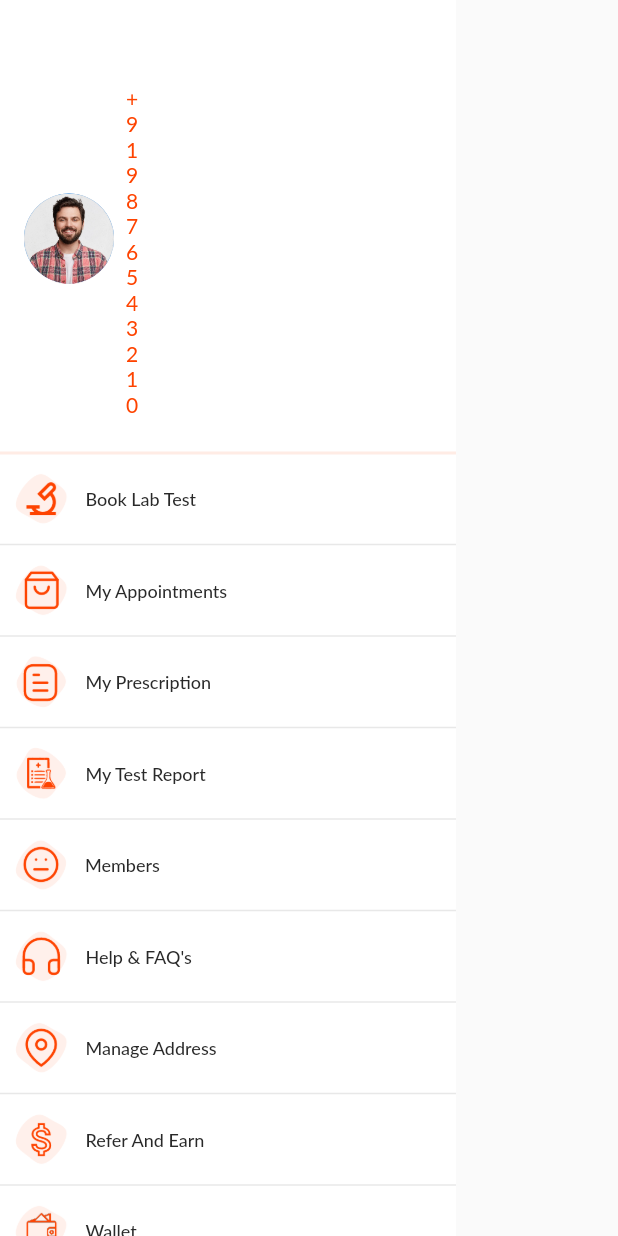
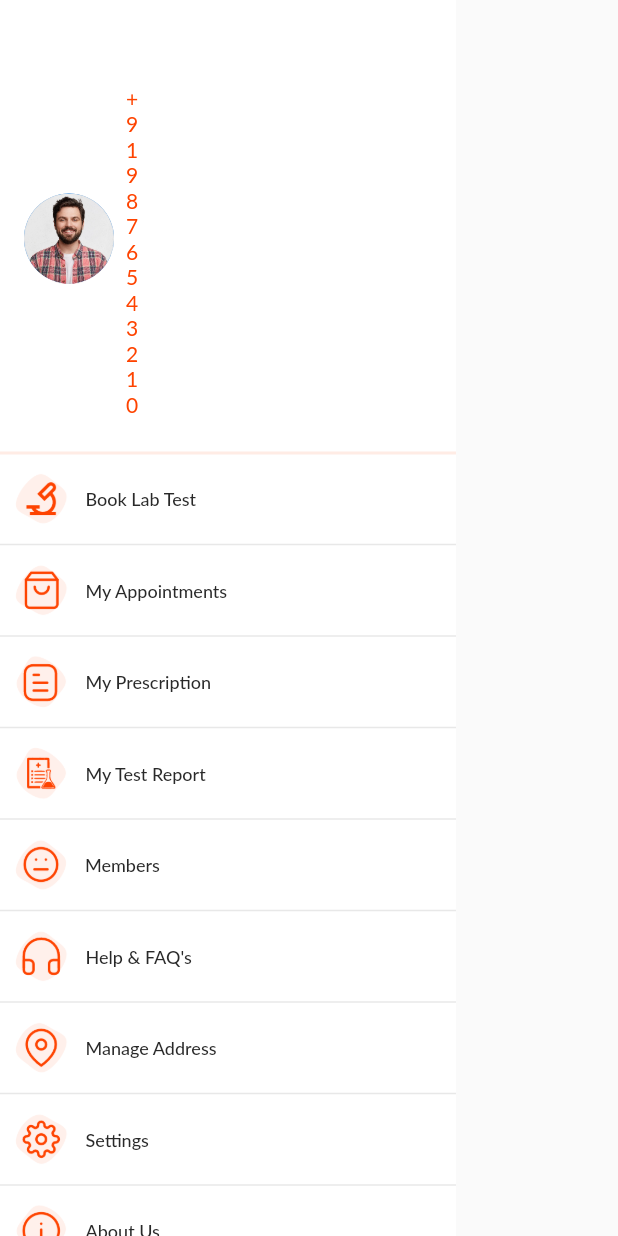
Before and after one commit to codefencers-git/oyo-lab, a Flutter app: the DrawerWidget widget shown alone on an empty page, opened directly with empty values, on a phone screen of 412 x 824 dp. Run offline on Flutter 3.47's test engine with Material 2 defaults, Android fonts, the phone set to English and light mode, and no system bars; our stand-ins replace carousel_slider, dotted_border, firebase_core, firebase_messaging, flutter_easyloading, flutter_rating_bar and 5 more; missing offline and left inert: google_place; accounts and stored records are empty; network calls fail.

Commit message:
update member homepage drawer lab test detail

```diff
--- a/lib/screens/Drawer/Member/update_member.dart
+++ b/lib/screens/Drawer/Member/update_member.dart
@@ -102,7 +102,7 @@ class _UpdateNewMemberScreenState extends State<UpdateNewMemberScreen> {
                 isObscureText: false,
                 keyboardType: TextInputType.number,
                 validator: validation!.phoneNumverValidation,
-                hintText: 'key_phone_number.tr',
+                hintText: 'key_phone_number'.tr,
                 iconData: "assets/icons/icon-phone.png",
                 onIconTap: () {},
               ),
--- a/lib/screens/home/Drawer screen/drawer_sceen.dart
+++ b/lib/screens/home/Drawer screen/drawer_sceen.dart
@@ -6,15 +6,14 @@ import 'package:oyo_labs/screens/home/Drawer%20screen/logout_controller.dart';
 import 'package:oyo_labs/themedata.dart';
 
 class DrawerWidget extends StatelessWidget {
-   DrawerWidget({
+  DrawerWidget({
     Key? key,
     required this.width,
   }) : super(key: key);
 
   final double width;
 
-
-    var logoutController = Get.put(LogoutController());
+  var logoutController = Get.put(LogoutController());
 
   @override
   Widget build(BuildContext context) {
@@ -85,20 +84,20 @@ class DrawerWidget extends StatelessWidget {
                   tileLabel: 'key_manage_address'.tr,
                   tileIconPath: "assets/icons/icon_location.png",
                 ),
-                _buildDrawerListTile(
-                  onTileTap: () {
-                    Get.toNamed(Routes.referandEarnScreen);
-                  },
-                  tileLabel: 'key_refer_n_earn'.tr,
-                  tileIconPath: "assets/icons/icon-dollor.png",
-                ),
-                _buildDrawerListTile(
-                  onTileTap: () {
-                    Get.toNamed(Routes.walletScreen);
-                  },
-                  tileLabel: 'key_wallet'.tr,
-                  tileIconPath: "assets/icons/icon-wallet.png",
-                ),
+                // _buildDrawerListTile(
+                //   onTileTap: () {
+                //     Get.toNamed(Routes.referandEarnScreen);
+                //   },
+                //   tileLabel: 'key_refer_n_earn'.tr,
+                //   tileIconPath: "assets/icons/icon-dollor.png",
+                // ),
+                // _buildDrawerListTile(
+                //   onTileTap: () {
+                //     Get.toNamed(Routes.walletScreen);
+                //   },
+                //   tileLabel: 'key_wallet'.tr,
+                //   tileIconPath: "assets/icons/icon-wallet.png",
+                // ),
                 _buildDrawerListTile(
                   onTileTap: () {
                     Get.toNamed(Routes.settingScreen);
@@ -140,7 +139,6 @@ class DrawerWidget extends StatelessWidget {
     );
   }
 
-
   Column _buildDrawerListTile({
     String tileLabel = "",
     String tileIconPath = "",
@@ -177,7 +175,6 @@ class DrawerWidget extends StatelessWidget {
       ],
     );
   }
-
 
   InkWell _buildProfileWidget({
     VoidCallback? onTap,
--- a/lib/screens/home/home_page.dart
+++ b/lib/screens/home/home_page.dart
@@ -4,7 +4,7 @@ import 'package:carousel_slider/carousel_slider.dart';
 import 'package:flutter/material.dart';
 import 'package:get/get.dart';
 import 'package:oyo_labs/routes.dart';
-import 'package:oyo_labs/screens/home/imagebottomsheet.dart';
+
 import 'package:oyo_labs/screens/home/Drawer%20screen/drawer_sceen.dart';
 import 'package:oyo_labs/themedata.dart';
 import 'package:oyo_labs/widgets/appbar/homepage_appbar.dart';
@@ -22,7 +22,6 @@ class _HomePageState extends State<HomePage> {
   int _current = 0;
   final CarouselController _controller = CarouselController();
   DashboardController dashboardController = Get.find<DashboardController>();
-
 
   final List<String> imgList = [
     'assets/images/home-page-slider.png',
--- a/lib/screens/laboratory/all lab test/lab_test_detail.dart
+++ b/lib/screens/laboratory/all lab test/lab_test_detail.dart
@@ -1,7 +1,6 @@
 import 'package:flutter/material.dart';
 import 'package:flutter_rating_bar/flutter_rating_bar.dart';
 import 'package:get/get.dart';
-import 'package:oyo_labs/screens/laboratory/all%20lab%20test/reschedule_bottomsheet.dart';
 
 import 'package:oyo_labs/themedata.dart';
 import 'package:oyo_labs/widgets/appbar/appbar_with_back_button.dart';
```
Also changed, not shown: 1 other file.
